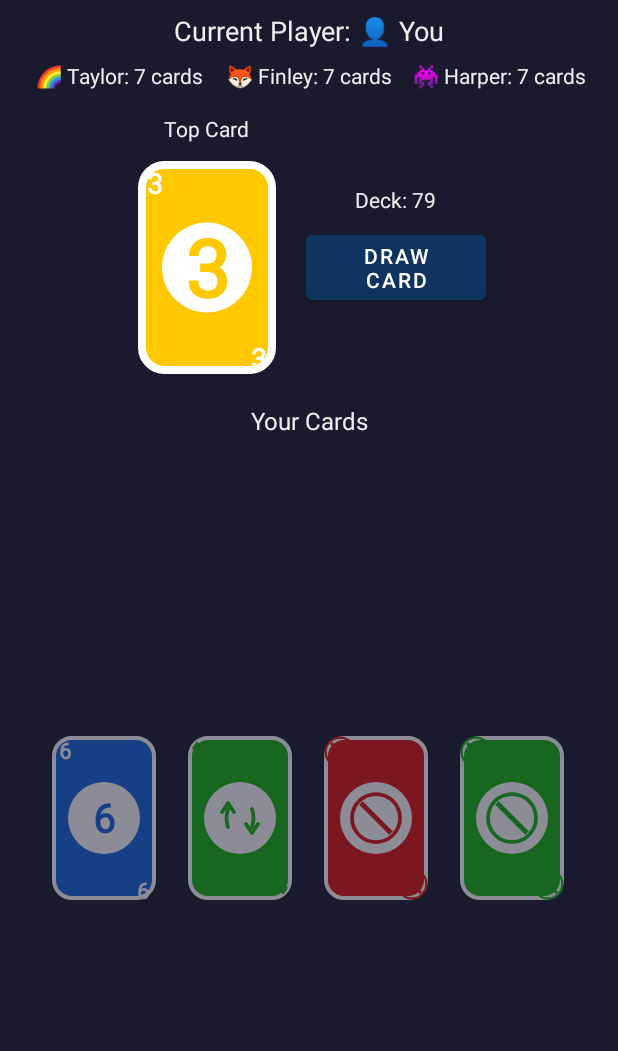
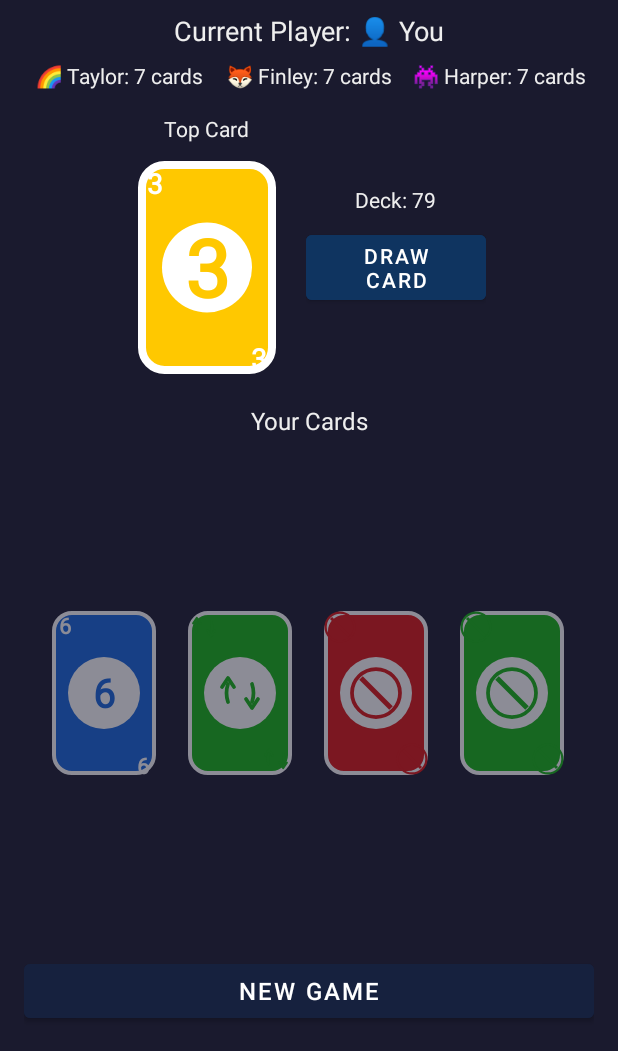
Before and after one commit to ssfdre38/card-stack-game, an Android app: the screen it shows after launch (MainActivity), on a phone screen of 412 x 824 dp, the part 185-1236 px from its top. Run offline under Robolectric (Android 15) with nearby library versions, the phone set to English and light mode, and no system bars.

Commit message:
Release v2.3.14 - Phone layout fix + Full rotation support
- Fixed critical phone portrait layout issue (player cards below screen)
- Added complete landscape orientation support
- Created dedicated landscape layout with side-by-side design
- All layouts use flexible sizing for universal compatibility
- Comprehensive testing completed on portrait and landscape
- Updated version to 2.3.14 (code 32)
- Updated CHANGELOG.md with detailed release notes

```diff
--- a/app/build.gradle
+++ b/app/build.gradle
@@ -10,8 +10,8 @@ android {
         applicationId "com.matchmania.game"
         minSdk 24
         targetSdk 34
-        versionCode 31
-        versionName "2.3.13"
+        versionCode 32
+        versionName "2.3.14"
     }
 
     signingConfigs {
--- /dev/null
+++ b/app/src/main/res/layout-land/activity_main.xml
@@ -0,0 +1,227 @@
+<?xml version="1.0" encoding="utf-8"?>
+<!-- Landscape layout for Match Mania -->
+<LinearLayout xmlns:android="http://schemas.android.com/apk/res/android"
+    android:layout_width="match_parent"
+    android:layout_height="match_parent"
+    android:orientation="horizontal"
+    android:padding="8dp"
+    android:background="#1a1a2e">
+
+    <!-- Left side: Game area -->
+    <LinearLayout
+        android:layout_width="0dp"
+        android:layout_height="match_parent"
+        android:layout_weight="1"
+        android:orientation="vertical"
+        android:paddingEnd="8dp">
+
+        <!-- Header with title and buttons -->
+        <LinearLayout
+            android:layout_width="match_parent"
+            android:layout_height="wrap_content"
+            android:orientation="horizontal"
+            android:paddingBottom="4dp">
+
+            <TextView
+                android:id="@+id/titleView"
+                android:layout_width="0dp"
+                android:layout_height="wrap_content"
+                android:layout_weight="1"
+                android:text="Card Stack"
+                android:textSize="24sp"
+                android:textStyle="bold"
+                android:textColor="#eee"
+                android:gravity="center_vertical"
+                android:paddingBottom="4dp" />
+
+            <Button
+                android:id="@+id/profileButton"
+                android:layout_width="40dp"
+                android:layout_height="40dp"
+                android:text="👤"
+                android:textSize="16sp"
+                android:backgroundTint="#16213e"
+                android:gravity="center"
+                android:layout_marginEnd="3dp" />
+
+            <Button
+                android:id="@+id/statsButton"
+                android:layout_width="40dp"
+                android:layout_height="40dp"
+                android:text="📊"
+                android:textSize="16sp"
+                android:backgroundTint="#16213e"
+                android:gravity="center"
+                android:layout_marginEnd="3dp" />
+
+            <Button
+                android:id="@+id/aboutButton"
+                android:layout_width="40dp"
+                android:layout_height="40dp"
+                android:text="ℹ"
+                android:textSize="16sp"
+                android:backgroundTint="#16213e"
+                android:gravity="center"
+                android:layout_marginEnd="3dp" />
+
+            <Button
+                android:id="@+id/settingsButton"
+                android:layout_width="40dp"
+                android:layout_height="40dp"
+                android:text="⚙"
+                android:textSize="16sp"
+                android:backgroundTint="#16213e"
+                android:gravity="center" />
+        </LinearLayout>
+
+        <!-- Current player info -->
+        <TextView
+            android:id="@+id/currentPlayerView"
+            android:layout_width="match_parent"
+            android:layout_height="wrap_content"
+            android:text="Current Player: You"
+            android:textSize="14sp"
+            android:textColor="#eee"
+            android:gravity="center"
+            android:paddingBottom="4dp" />
+
+        <!-- AI Players info -->
+        <LinearLayout
+            android:layout_width="match_parent"
+            android:layout_height="wrap_content"
+            android:orientation="horizontal"
+            android:gravity="center"
+            android:paddingBottom="4dp">
+
+            <TextView
+                android:id="@+id/player1CardsView"
+                android:layout_width="0dp"
+                android:layout_height="wrap_content"
+                android:layout_weight="1"
+                android:text="AI 1: 7 cards"
+                android:textSize="12sp"
+                android:textColor="#eee"
+                android:gravity="center" />
+
+            <TextView
+                android:id="@+id/player2CardsView"
+                android:layout_width="0dp"
+                android:layout_height="wrap_content"
+                android:layout_weight="1"
+                android:text="AI 2: 7 cards"
+                android:textSize="12sp"
+                android:textColor="#eee"
+                android:gravity="center" />
+
+            <TextView
+                android:id="@+id/player3CardsView"
+                android:layout_width="0dp"
+                android:layout_height="wrap_content"
+                android:layout_weight="1"
+                android:text="AI 3: 7 cards"
+                android:textSize="12sp"
+                android:textColor="#eee"
+                android:gravity="center" />
+        </LinearLayout>
+
+        <!-- Game play area (top card and deck) -->
+        <LinearLayout
+            android:layout_width="match_parent"
+            android:layout_height="0dp"
+            android:layout_weight="1"
+            android:orientation="horizontal"
+            android:gravity="center"
+            android:paddingBottom="4dp">
+
+            <LinearLayout
+                android:layout_width="wrap_content"
+                android:layout_height="wrap_content"
+                android:orientation="vertical"
+                android:gravity="center"
+                android:paddingEnd="16dp">
+
+                <TextView
+                    android:layout_width="wrap_content"
+                    android:layout_height="wrap_content"
+                    android:text="Top Card"
+                    android:textSize="12sp"
+                    android:textColor="#eee"
+                    android:paddingBottom="4dp" />
+
+                <com.cardstack.game.CardView
+                    android:id="@+id/topCardView"
+                    android:layout_width="80dp"
+                    android:layout_height="120dp"
+                    android:elevation="4dp" />
+            </LinearLayout>
+
+            <LinearLayout
+                android:layout_width="wrap_content"
+                android:layout_height="wrap_content"
+                android:orientation="vertical"
+                android:gravity="center">
+
+                <TextView
+                    android:id="@+id/deckCountView"
+                    android:layout_width="wrap_content"
+                    android:layout_height="wrap_content"
+                    android:text="Deck: 52"
+                    android:textSize="12sp"
+                    android:textColor="#eee"
+                    android:paddingBottom="4dp" />
+
+                <Button
+                    android:id="@+id/drawButton"
+                    android:layout_width="100dp"
+                    android:layout_height="wrap_content"
+                    android:text="Draw Card"
+                    android:textSize="12sp"
+                    android:backgroundTint="#0f3460" />
+            </LinearLayout>
+        </LinearLayout>
+
+        <!-- New Game button -->
+        <Button
+            android:id="@+id/newGameButton"
+            android:layout_width="match_parent"
+            android:layout_height="wrap_content"
+            android:text="New Game"
+            android:textSize="14sp"
+            android:backgroundTint="#16213e" />
+    </LinearLayout>
+
+    <!-- Right side: Player cards -->
+    <LinearLayout
+        android:layout_width="0dp"
+        android:layout_height="match_parent"
+        android:layout_weight="1.2"
+        android:orientation="vertical"
+        android:paddingStart="8dp">
+
+        <TextView
+            android:layout_width="match_parent"
+            android:layout_height="wrap_content"
+            android:text="Your Cards"
+            android:textSize="14sp"
+            android:textColor="#eee"
+            android:gravity="center"
+            android:paddingBottom="4dp" />
+
+        <HorizontalScrollView
+            android:layout_width="match_parent"
+            android:layout_height="0dp"
+            android:layout_weight="1"
+            android:scrollbars="none">
+
+            <LinearLayout
+                android:id="@+id/playerHandLayout"
+                android:layout_width="wrap_content"
+                android:layout_height="match_parent"
+                android:orientation="horizontal"
+                android:gravity="center_vertical"
+                android:paddingStart="4dp"
+                android:paddingEnd="4dp" />
+        </HorizontalScrollView>
+    </LinearLayout>
+
+</LinearLayout>
--- a/app/src/main/res/layout/activity_main.xml
+++ b/app/src/main/res/layout/activity_main.xml
@@ -178,7 +178,8 @@
 
     <HorizontalScrollView
         android:layout_width="match_parent"
-        android:layout_height="500dp"
+        android:layout_height="0dp"
+        android:layout_weight="1"
         android:scrollbars="none">
 
         <LinearLayout
@@ -197,7 +198,7 @@
         android:layout_height="wrap_content"
         android:text="New Game"
         android:textSize="16sp"
-        android:layout_marginTop="16dp"
+        android:layout_marginTop="8dp"
         android:backgroundTint="#16213e" />
 
 </LinearLayout>
```
Also changed, not shown: 13 other files.
